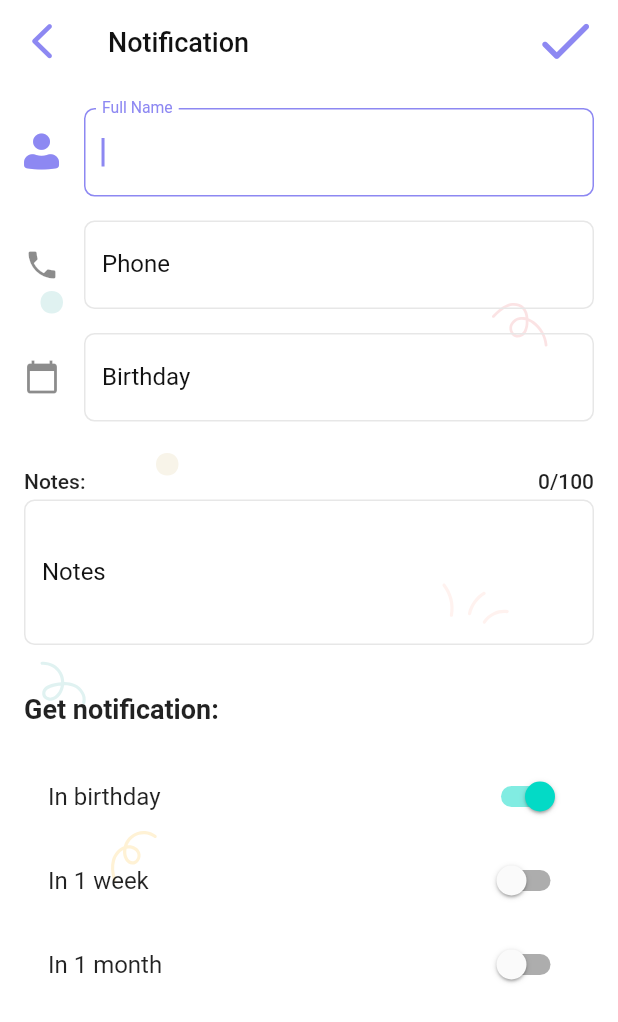
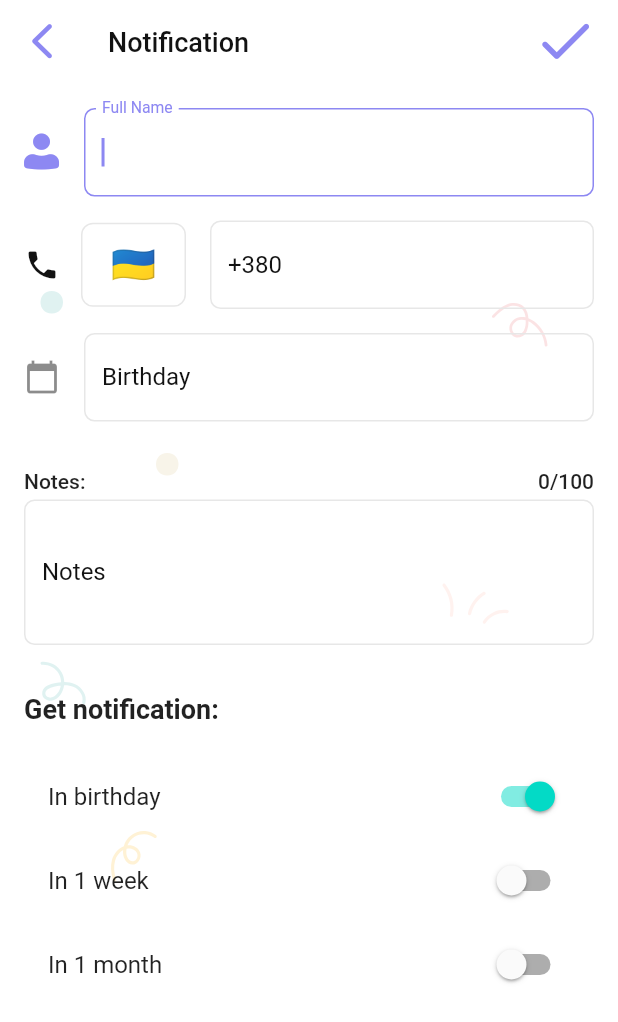
Before and after one commit to rpugase/bee_fam, a Flutter app: the PersonManagePage screen opened directly, on a phone screen of 412 x 824 dp. Shown: the top 1022 px of the screen. Run offline on Flutter 3.47's test engine with Material 2 defaults, Android fonts, the phone set to English and light mode, and no system bars; our stand-ins replace contacts_service, country_picker, equatable, firebase_auth, firebase_core, flutter_bloc and 8 more; missing offline and left inert: workmanager; accounts and stored records are empty.

Commit message:
Implement phone number with country picker

```diff
--- /dev/null
+++ b/lib/core/ui/widget/core_widget.dart
@@ -0,0 +1,94 @@
+import 'package:country_picker/country_picker.dart';
+import 'package:birthday_gift/core/ui/resources/colors.dart';
+import 'package:flutter/material.dart';
+import 'package:mask_text_input_formatter/mask_text_input_formatter.dart';
+
+class PhoneNumberTextField extends StatefulWidget {
+  final _readOnly;
+  final TextEditingController? controller;
+  final String? errorText;
+  final autoFocus;
+
+  PhoneNumberTextField({
+    Key? key,
+    required bool readOnly,
+    this.controller,
+    this.errorText,
+    this.autoFocus = false,
+  })  : _readOnly = readOnly,
+        super(key: key);
+
+  @override
+  State<PhoneNumberTextField> createState() => _PhoneNumberTextFieldState();
+}
+
+class _PhoneNumberTextFieldState extends State<PhoneNumberTextField> {
+  String phoneCode = "380";
+  String countryCode = "UA";
+
+  @override
+  Widget build(BuildContext context) {
+    return Row(
+      children: [
+        Icon(Icons.phone, color: context.colors.textPrimary),
+        SizedBox(width: 14),
+        GestureDetector(
+          onTap: () => showCountryPicker(
+            context: context,
+            showPhoneCode: true,
+            onSelect: (Country country) {
+              setState(() {
+                phoneCode = country.phoneCode;
+                countryCode = country.countryCode;
+                widget.controller?.text = "+$phoneCode";
+                print(country.e164Key);
+              });
+            },
+          ),
+          child: Container(
+            width: 70,
+            height: 56,
+            decoration: BoxDecoration(
+              border: Border.all(color: context.colors.border),
+              borderRadius: BorderRadius.all(Radius.circular(8.0)),
+            ),
+            child: Center(
+              child: Text(
+                getCountryEmoji(countryCode),
+                style: Theme.of(context).textTheme.headline5,
+              ),
+            ),
+          ),
+        ),
+        SizedBox(width: 16),
+        Expanded(
+          child: TextField(
+            controller: widget.controller,
+            maxLines: 1,
+            readOnly: widget._readOnly,
+            keyboardType: TextInputType.phone,
+            autofocus: widget.autoFocus,
+            inputFormatters: [
+              MaskTextInputFormatter(
+                mask: "+$phoneCode (##) ###-##-##",
+                filter: {"#": RegExp(r'[0-9]')},
+              )
+            ],
+            decoration: InputDecoration().applyDefaults(Theme.of(context).inputDecorationTheme).copyWith(
+                  errorText: widget.errorText,
+                  hintText: "+$phoneCode",
+                  hintStyle:
+                      Theme.of(context).inputDecorationTheme.hintStyle!.copyWith(color: context.colors.textPrimary),
+                ),
+          ),
+        ),
+      ],
+    );
+  }
+
+  String getCountryEmoji(String countryCode) {
+    return countryCode
+        .toUpperCase()
+        .replaceAllMapped(RegExp(r'[A-Z]'), (match) => String.fromCharCode(match.group(0)!.codeUnitAt(0) + 127397));
+  }
+}
--- a/lib/person/presentation/person/manage/person_manage_page.dart
+++ b/lib/person/presentation/person/manage/person_manage_page.dart
@@ -5,13 +5,13 @@ import 'package:birthday_gift/core/ui/resources/app_translations.dart';
 import 'package:birthday_gift/core/ui/resources/colors.dart';
 import 'package:birthday_gift/core/ui/resources/app_icons.dart';
 import 'package:birthday_gift/core/ui/resources/images.dart';
+import 'package:birthday_gift/core/ui/widget/core_widget.dart';
 import 'package:birthday_gift/injection_container.dart';
 import 'package:birthday_gift/person/presentation/person/widget/note_input_text_widget.dart';
 import 'package:birthday_gift/person/presentation/person/widget/person_widgets.dart';
 import 'package:flutter/material.dart';
 import 'package:flutter_bloc/flutter_bloc.dart';
 import 'package:flutter_svg/flutter_svg.dart';
-import 'package:mask_text_input_formatter/mask_text_input_formatter.dart';
 import 'package:syncfusion_flutter_datepicker/datepicker.dart';
 
 import 'person_manage_cubit.dart';
@@ -113,17 +113,9 @@ class PersonManagePage extends StatelessWidget {
                       icon: Icon(AppIcons.profile),
                     ),
                     SizedBox(height: 16),
-                    PersonTextField(
+                    PhoneNumberTextField(
                       controller: _phoneController,
-                      labelText: context.strings.phone,
-                      icon: Icon(Icons.phone),
-                      hintText: "+38",
-                      inputFormatters: [
-                        MaskTextInputFormatter(
-                          mask: "+38 (###) ###-##-##",
-                          filter: {"#": RegExp(r'[0-9]')},
-                        )
-                      ],
+                      readOnly: false,
                     ),
                     SizedBox(height: 16),
                     PersonTextField(
--- a/pubspec.yaml
+++ b/pubspec.yaml
@@ -27,6 +27,7 @@ dependencies:
   flutter_svg: ^1.0.0
   cupertino_icons: ^1.0.2
   mask_text_input_formatter: ^2.0.0
+  country_picker: ^2.0.11
 
   # Firebase
   firebase_core: ^1.12.0
```
Also changed, not shown: lib/auth/presentation/widget/auth_widgets.dart (+0 -45 lines), pubspec.lock.
